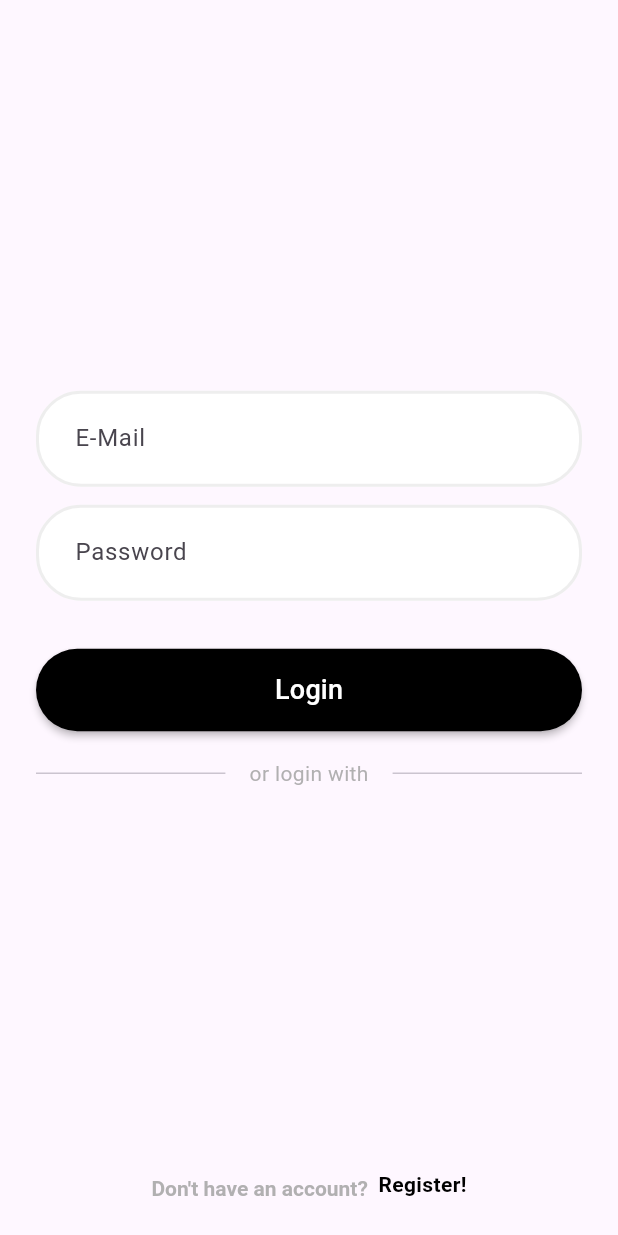
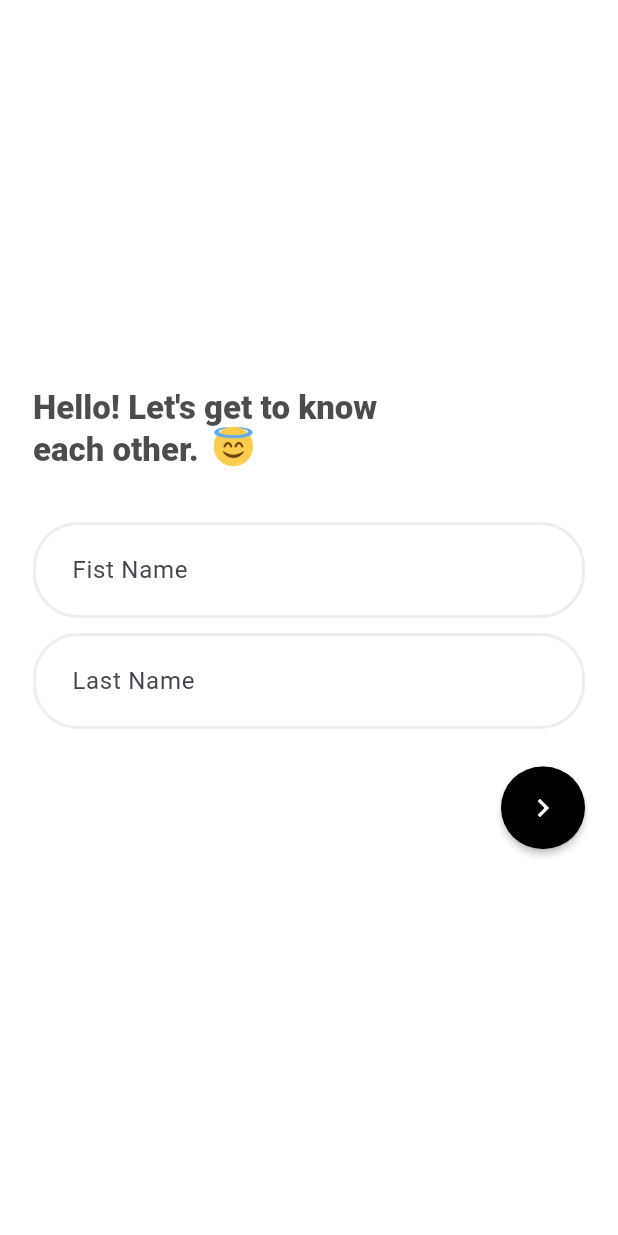
Before and after one commit to PardusDev/emotional_social, a Flutter app: the screen it shows after launch, after a tap on "Register!", on a phone screen of 412 x 824 dp. Run offline on Flutter 3.47's test engine with Material 3 defaults, Android fonts, the phone set to English and light mode, and no system bars; our stand-ins replace bloc, cloud_firestore, equatable, firebase_auth, firebase_core, flutter_bloc; accounts and stored records are empty.

Commit message:
New feature has been added: register_screen.dart and some widgets.

```diff
--- a/lib/screens/login_screen.dart
+++ b/lib/screens/login_screen.dart
@@ -1,3 +1,4 @@
+import 'package:emotional_social/screens/register_screen.dart';
 import 'package:emotional_social/widgets/DividerWithText.dart';
 import 'package:emotional_social/widgets/OneLineTextField.dart';
 import 'package:emotional_social/widgets/UserInputField.dart';
@@ -29,6 +30,7 @@ class _LoginPageState extends State<LoginPage> {
         }
       },
       child: Scaffold(
+        resizeToAvoidBottomInset: false,
         body: SafeArea(
           child: Padding(
             padding: const EdgeInsets.all(24.0),
@@ -36,6 +38,11 @@ class _LoginPageState extends State<LoginPage> {
               mainAxisAlignment: MainAxisAlignment.center,
               children: [
                 Spacer(),
+                Image.asset(
+                  "assets/images/login_header.png",
+                  width: 240,
+                ),
+                SizedBox(height: 56,),
                 UserInputField(
                     hintText: 'E-Mail',
                     controller: _emailController,
@@ -79,6 +86,10 @@ class _LoginPageState extends State<LoginPage> {
                             child: GestureDetector(
                               onTap: () {
                                 print("Register text button clicked.");
+                                Navigator.push(
+                                    context,
+                                    MaterialPageRoute(builder: (context) => const RegisterPage())
+                                );
                               },
                               child: Text("Register!",
                               style: TextStyle(
--- /dev/null
+++ b/lib/screens/register_screen.dart
@@ -0,0 +1,143 @@
+import 'package:emotional_social/widgets/ContinueButton.dart';
+import 'package:emotional_social/widgets/UserInputField.dart';
+import 'package:emotional_social/widgets/right_transition.dart';
+import 'package:emotional_social/widgets/snackbars.dart';
+import 'package:flutter/material.dart';
+
+import '../models/User.dart';
+
+class RegisterPage extends StatefulWidget {
+  const RegisterPage({super.key});
+
+  @override
+  State<RegisterPage> createState() => _RegisterPageState();
+}
+
+class _RegisterPageState extends State<RegisterPage> {
+  @override
+  Widget build(BuildContext context) {
+    return Scaffold(
+      // TODO: Will change
+      backgroundColor: Colors.white,
+      body: NameSurnamePage(),
+    );
+  }
+}
+
+class NameSurnamePage extends StatefulWidget {
+  const NameSurnamePage({super.key});
+
+  @override
+  State<NameSurnamePage> createState() => _NameSurnamePageState();
+}
+
+class _NameSurnamePageState extends State<NameSurnamePage> {
+  final TextEditingController _nameController = new TextEditingController();
+  final TextEditingController _surnameController = new TextEditingController();
+
+  final TextStyle textStyle = TextStyle(
+    fontSize: 22,
+    fontWeight: FontWeight.w800,
+    height: 1.2,
+    // TODO: Will change
+    color: Colors.black.withOpacity(0.7)
+  );
+
+  bool _isOK() {
+    if (_nameController.text.isEmpty || _surnameController.text.isEmpty) {
+      ScaffoldMessenger.of(context).showSnackBar(errorSnackBar('Name and surname should not be left blank.'));
+      return false;
+    }
+    if (_nameController.text.length >= 30 || _surnameController.text.length >= 30) {
+      ScaffoldMessenger.of(context).showSnackBar(errorSnackBar('Name and surname cannot be longer than 30 characters.'));
+      return false;
+    }
+    _nameController.text = _nameController.text.trim();
+    _surnameController.text = _surnameController.text.trim();
+    return true;
+  }
+
+  @override
+  void dispose() {
+    _nameController.dispose();
+    _surnameController.dispose();
+    super.dispose();
+  }
+
+  @override
+  Widget build(BuildContext context) {
+    return Scaffold(
+      // TODO: Will change
+      backgroundColor: Colors.white,
+      body: Padding(
+        padding: const EdgeInsets.all(22.0),
+        child: Column(
+          mainAxisAlignment: MainAxisAlignment.center,
+          crossAxisAlignment: CrossAxisAlignment.start,
+          children: [
+            RichText(
+              text: TextSpan(
+                children: [
+                  TextSpan(text: "Hello! Let's get to know\neach other.",
+                  style: textStyle,
+                  ),
+                  WidgetSpan(child: SizedBox(width: 10,)),
+                  WidgetSpan(child: Image.asset("assets/images/emojis/cute_smile.png",
+                  height: (textStyle.fontSize! * textStyle.height!),))
+                ]
+              )
+            ),
+            SizedBox(height: 35,),
+            UserInputField(
+                hintText: "Fist Name",
+                controller: _nameController
+            ),
+            SizedBox(height: 10,),
+            UserInputField(
+                hintText: "Last Name",
+                controller: _surnameController
+            ),
+            SizedBox(height: 25,),
+            Align(
+              alignment: Alignment.centerRight,
+              child: ContinueButton(
+                onPressed: () {
+                  if(_isOK()) {
+                    User tempUser = new User(
+                      name: _nameController.text,
+                      surname: _surnameController.text,
+                        uid: '',
+                      email: '',
+                    );
+                    Navigator.push(
+                      context,
+                      PageRouteBuilder(
+                        pageBuilder: (context, animation, secondayAnimation) =>
+                          EMailScreen(tempUser: tempUser), transitionsBuilder: rightTransition
+                      )
+                    );
+                  }
+                },
+              ),
+            )
+          ],
+        ),
+      )
+    );
+  }
+}
+
+class EMailScreen extends StatefulWidget {
+  final User tempUser;
+  const EMailScreen({super.key, required this.tempUser});
+
+  @override
+  State<EMailScreen> createState() => _EMailScreenState();
+}
+
+class _EMailScreenState extends State<EMailScreen> {
+  @override
+  Widget build(BuildContext context) {
+    return const Placeholder();
+  }
+}
--- /dev/null
+++ b/lib/widgets/ContinueButton.dart
@@ -0,0 +1,34 @@
+import 'package:flutter/material.dart';
+
+class ContinueButton extends StatelessWidget {
+  final VoidCallback onPressed;
+  final bool reverse;
+
+  const ContinueButton({
+    super.key,
+    required this.onPressed,
+    this.reverse = false,
+  });
+
+  @override
+  Widget build(BuildContext context) {
+    // TODO: Color will change
+    Icon icon = Icon(
+    reverse ? Icons.keyboard_arrow_left : Icons.keyboard_arrow_right,
+    color: Colors.white,
+    );
+
+    return MaterialButton(
+      onPressed: () {
+        onPressed();
+      },
+      height: 55,
+      minWidth: 55,
+      shape: RoundedRectangleBorder(
+        borderRadius: BorderRadius.circular(30.0)
+      ),
+      color: Colors.black,
+      child: icon,
+    );
+  }
+}
--- a/pubspec.yaml
+++ b/pubspec.yaml
@@ -66,8 +66,9 @@ flutter:
   uses-material-design: true
 
   # To add assets to your application, add an assets section, like this:
-  # assets:
-  #   - images/a_dot_burr.jpeg
+  assets:
+    - assets/images/
+    - assets/images/emojis/
   #   - images/a_dot_ham.jpeg
 
   # An image asset can refer to one or more resolution-specific "variants", see
```
Also changed, not shown: lib/screens/home_screen.dart (+6 -3 lines), lib/utilities/date_format.dart (added, +18 -0 lines), lib/widgets/snackbars.dart (added, +43 -0 lines), assets/images/emojis/angry.png (added), assets/images/emojis/cute_smile.png (added), assets/images/emojis/happy.png (added), assets/images/emojis/pensive.png (added), assets/images/emojis/shocked.png (added), assets/images/login_header.png (added), pubspec.lock.
